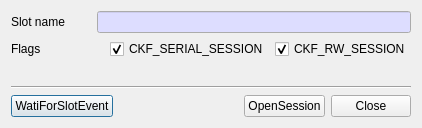
Before: the Qt Designer form CryptokiMan/open_session_dlg.ui in jykim74/CryptokiMan, drawn with Qt 5.
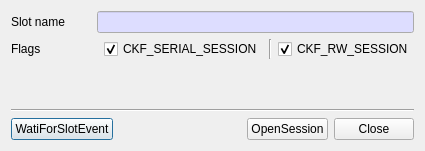
After: the same form once the commit is applied.

Patch:
```diff
--- a/CryptokiMan/open_session_dlg.ui
+++ b/CryptokiMan/open_session_dlg.ui
@@ -6,8 +6,8 @@
    <rect>
     <x>0</x>
     <y>0</y>
-    <width>422</width>
-    <height>128</height>
+    <width>425</width>
+    <height>151</height>
    </rect>
   </property>
   <property name="windowTitle">
@@ -70,29 +70,6 @@
      <property name="topMargin">
       <number>0</number>
      </property>
-     <item row="0" column="3">
-      <widget class="QCheckBox" name="mRWCheck">
-       <property name="text">
-        <string>CKF_RW_SESSION</string>
-       </property>
-       <property name="checked">
-        <bool>true</bool>
-       </property>
-      </widget>
-     </item>
-     <item row="0" column="0">
-      <widget class="QLabel" name="label_3">
-       <property name="minimumSize">
-        <size>
-         <width>80</width>
-         <height>0</height>
-        </size>
-       </property>
-       <property name="text">
-        <string>Flags</string>
-       </property>
-      </widget>
-     </item>
      <item row="0" column="2">
       <widget class="QCheckBox" name="mSerialCheck">
        <property name="text">
@@ -103,6 +80,16 @@
        </property>
       </widget>
      </item>
+     <item row="0" column="4">
+      <widget class="QCheckBox" name="mRWCheck">
+       <property name="text">
+        <string>CKF_RW_SESSION</string>
+       </property>
+       <property name="checked">
+        <bool>true</bool>
+       </property>
+      </widget>
+     </item>
      <item row="0" column="1">
       <spacer name="horizontalSpacer_2">
        <property name="orientation">
@@ -116,6 +103,26 @@
        </property>
       </spacer>
      </item>
+     <item row="0" column="0">
+      <widget class="QLabel" name="label_3">
+       <property name="minimumSize">
+        <size>
+         <width>80</width>
+         <height>0</height>
+        </size>
+       </property>
+       <property name="text">
+        <string>Flags</string>
+       </property>
+      </widget>
+     </item>
+     <item row="0" column="3">
+      <widget class="Line" name="line">
+       <property name="orientation">
+        <enum>Qt::Vertical</enum>
+       </property>
+      </widget>
+     </item>
     </layout>
    </item>
    <item>
```
